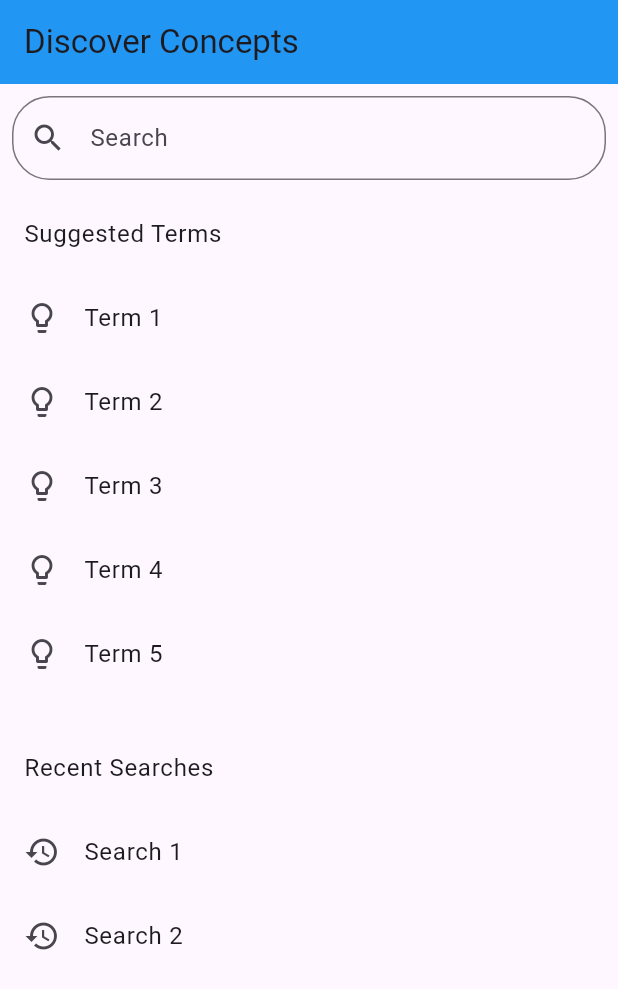
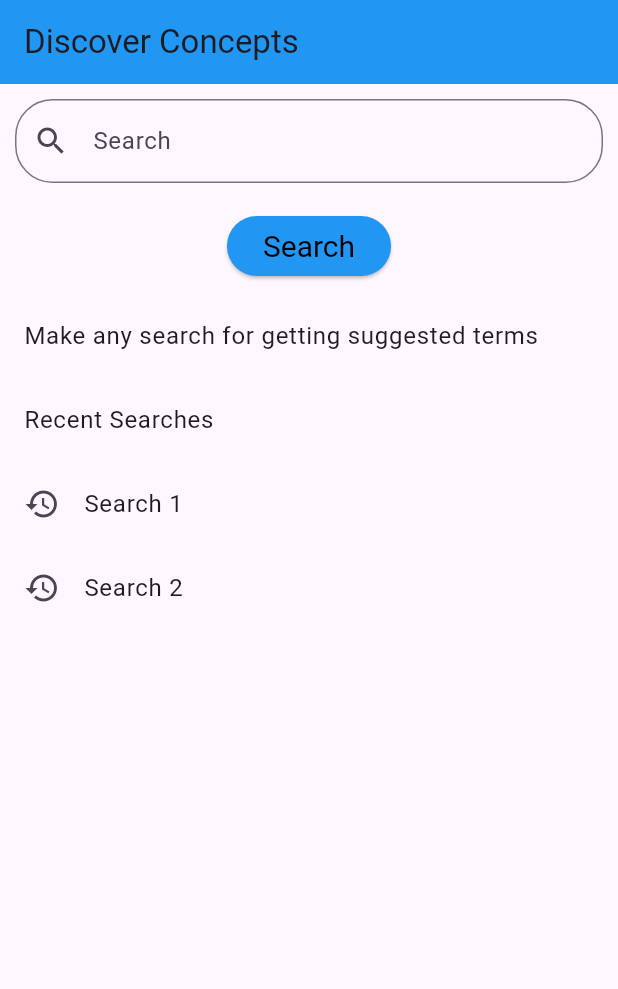
Before and after one commit to pvlKryu/flutter_conceptualize, a Flutter app: the screen it shows after launch, on a phone screen of 412 x 824 dp. Shown: the top 989 px of the screen. Run offline on Flutter 3.47's test engine with Material 3 defaults, Android fonts, the phone set to English and light mode, and no system bars; our stand-ins replace dio, equatable, flutter_bloc, get_it, retrofit; generated files the repository leaves out were written again.

Commit message:
feature - di + ui (get concepts)

```diff
--- a/lib/app.dart
+++ b/lib/app.dart
@@ -1,4 +1,4 @@
-import 'package:conceptualize/presentation/home_screen/home_screen.dart';
+import 'package:conceptualize/di/di.dart';
 import 'package:flutter/material.dart';
 
 class MyApp extends StatelessWidget {
@@ -11,7 +11,7 @@ class MyApp extends StatelessWidget {
       theme: ThemeData(
         useMaterial3: true,
       ),
-      home: const HomeScreen(),
+      home: const MainPage(),
       debugShowCheckedModeBanner: false,
     );
   }
--- a/lib/di/di.dart
+++ b/lib/di/di.dart
@@ -3,7 +3,13 @@ import 'package:conceptualize/data/network/datamuse_api.dart';
 import 'package:conceptualize/data/network/dictionary_api.dart';
 import 'package:conceptualize/data/repository/repository_impl.dart';
 import 'package:conceptualize/domain/repository/repository.dart';
+import 'package:conceptualize/domain/use_cases/get_concepts_use_case.dart';
+import 'package:conceptualize/domain/use_cases/get_definition_use_case.dart';
+import 'package:conceptualize/presentation/home_screen/bloc/bloc/main_screen_bloc.dart';
+import 'package:conceptualize/presentation/home_screen/main_screen.dart';
 import 'package:dio/dio.dart';
+import 'package:flutter/widgets.dart';
+import 'package:flutter_bloc/flutter_bloc.dart';
 import 'package:get_it/get_it.dart';
 
 class BaseDi {
@@ -18,6 +24,24 @@ class BaseDi {
         () => RemoteDataSourceImpl(datamuseApi: getIt.get(), dictionaryApi: getIt.get()));
 
     getIt.registerLazySingleton<Repository>(() => RepositoryImpl(remoteDataSource: getIt.get()));
-    // getIt.registerFactory<GetAvailibleCurrenciesUseCase>(() => GetAvailibleCurrenciesUseCase(repository: getIt.get()));
+    getIt.registerFactory<GetConceptsUseCase>(() => GetConceptsUseCase(repository: getIt.get()));
+    getIt.registerFactory<GetDefinitionUseCase>(() => GetDefinitionUseCase(repository: getIt.get()));
   }
 }
+
+class MainPage extends StatelessWidget {
+  const MainPage({super.key});
+
+  GetIt get getIt => GetIt.I;
+
+  @override
+  Widget build(BuildContext context) {
+    return BlocProvider<MainScreenBloc>(
+      create: (_) => MainScreenBloc(
+        getConceptsUseCase: getIt(),
+        getDefinitionUseCase: getIt(),
+      ),
+      child: const MainScreen(),
+    );
+  }
+}
--- /dev/null
+++ b/lib/presentation/home_screen/bloc/bloc/main_screen_bloc.dart
@@ -0,0 +1,47 @@
+import 'package:conceptualize/domain/use_cases/get_concepts_use_case.dart';
+import 'package:conceptualize/domain/use_cases/get_definition_use_case.dart';
+import 'package:conceptualize/domain/use_cases/use_case_result.dart';
+import 'package:conceptualize/presentation/home_screen/bloc/bloc/main_screen_event.dart';
+import 'package:conceptualize/presentation/home_screen/bloc/bloc/main_screen_state.dart';
+import 'package:flutter_bloc/flutter_bloc.dart';
+
+class MainScreenBloc extends Bloc<MainScreenEvent, MainScreenState> {
+  final GetConceptsUseCase _getConceptsUseCase;
+  final GetDefinitionUseCase _getDefinitionUseCase;
+
+  MainScreenBloc({
+    required GetConceptsUseCase getConceptsUseCase,
+    required GetDefinitionUseCase getDefinitionUseCase,
+  })  : _getDefinitionUseCase = getDefinitionUseCase,
+        _getConceptsUseCase = getConceptsUseCase,
+        super(MainScreenState.initial()) {
+    on<GetConcepts>(_getConcepts);
+    on<GetDefinition>(_getDefinition);
+  }
+
+  void _getConcepts(GetConcepts event, Emitter<MainScreenState> emit) async {
+    emit(state.copyWith(isLoading: true));
+
+    UseCaseResult result = await _getConceptsUseCase.call(sentence: event.sentence);
+
+    if (!result.isSuccesful) {
+      emit(state.copyWith(isError: true, isLoading: false));
+      return;
+    }
+
+    emit(state.copyWith(conceptEntitiesList: result.value, isLoading: false));
+  }
+
+  void _getDefinition(GetDefinition event, Emitter<MainScreenState> emit) async {
+    emit(state.copyWith(isLoading: true));
+
+    UseCaseResult result = await _getDefinitionUseCase.call(word: event.word);
+
+    if (!result.isSuccesful) {
+      emit(state.copyWith(isError: true, isLoading: false));
+      return;
+    }
+
+    emit(state.copyWith(definitionEntity: result.value, isLoading: false));
+  }
+}
--- /dev/null
+++ b/lib/presentation/home_screen/bloc/bloc/main_screen_event.dart
@@ -0,0 +1,13 @@
+sealed class MainScreenEvent {}
+
+final class GetConcepts extends MainScreenEvent {
+  final String sentence;
+
+  GetConcepts({required this.sentence});
+}
+
+final class GetDefinition extends MainScreenEvent {
+  final String word;
+
+  GetDefinition({required this.word});
+}
--- /dev/null
+++ b/lib/presentation/home_screen/bloc/bloc/main_screen_state.dart
@@ -0,0 +1,53 @@
+import 'package:conceptualize/domain/entities/concept_entity.dart';
+import 'package:conceptualize/domain/entities/definition_entity.dart';
+import 'package:equatable/equatable.dart';
+
+class MainScreenState extends Equatable {
+  final List<ConceptEntity>? conceptEntitiesList;
+  final DefinitionEntity? definitionEntity;
+  final bool isLoading;
+  final bool isError;
+  final String? word;
+  final String? sentence;
+
+  const MainScreenState._({
+    this.conceptEntitiesList,
+    this.definitionEntity,
+    this.word,
+    this.sentence,
+    this.isLoading = false,
+    this.isError = false,
+  });
+
+  factory MainScreenState.initial() {
+    return const MainScreenState._();
+  }
+
+  MainScreenState copyWith({
+    List<ConceptEntity>? conceptEntitiesList,
+    DefinitionEntity? definitionEntity,
+    String? word,
+    String? sentence,
+    bool? isLoading,
+    bool? isError,
+  }) {
+    return MainScreenState._(
+      conceptEntitiesList: conceptEntitiesList ?? this.conceptEntitiesList,
+      isLoading: isLoading ?? this.isLoading,
+      isError: isError ?? this.isError,
+      word: word ?? this.word,
+      sentence: sentence ?? this.sentence,
+      definitionEntity: definitionEntity ?? this.definitionEntity,
+    );
+  }
+
+  @override
+  List<Object?> get props => [
+        conceptEntitiesList,
+        definitionEntity,
+        isLoading,
+        isError,
+        word,
+        sentence,
+      ];
+}
--- a/lib/presentation/home_screen/home_screen.dart
+++ /dev/null
@@ -1,74 +0,0 @@
-import 'package:flutter/material.dart';
-
-class HomeScreen extends StatefulWidget {
-  const HomeScreen({super.key});
-
-  @override
-  State<HomeScreen> createState() => _HomeScreenState();
-}
-
-class _HomeScreenState extends State<HomeScreen> {
-  @override
-  Widget build(BuildContext context) {
-    return Scaffold(
-      appBar: AppBar(
-        title: const Text('Discover Concepts'),
-        backgroundColor: Colors.blue,
-      ),
-      body: SafeArea(
-        child: SingleChildScrollView(
-          child: Column(
-            children: <Widget>[
-              const Padding(
-                padding: EdgeInsets.all(8.0),
-                child: TextField(
-                  decoration: InputDecoration(
-                    labelText: 'Search',
-                    hintText: 'Enter your topic of interest',
-                    prefixIcon: Icon(Icons.search),
-                    border: OutlineInputBorder(
-                      borderRadius: BorderRadius.all(Radius.circular(25.0)),
-                    ),
-                  ),
-                ),
-              ),
-              const ListTile(
-                title: Text('Suggested Terms'),
-              ),
-              // Placeholder for suggested terms list
-              // Ideally, you would build a list view here based on the search results
-              SizedBox(
-                height: 300,
-                child: ListView.builder(
-                  itemCount: 5, // Placeholder count
-                  itemBuilder: (context, index) {
-                    return ListTile(
-                      leading: const Icon(Icons.lightbulb_outline),
-                      title: Text('Term ${index + 1}'),
-                    );
-                  },
-                ),
-              ),
-              const ListTile(
-                title: Text('Recent Searches'),
-              ),
-              // Placeholder for recent searches list
-              SizedBox(
-                height: 100,
-                child: ListView.builder(
-                  itemCount: 5, // Placeholder count
-                  itemBuilder: (context, index) {
-                    return ListTile(
-                      leading: const Icon(Icons.history),
-                      title: Text('Search ${index + 1}'),
-                    );
-                  },
-                ),
-              ),
-            ],
-          ),
-        ),
-      ),
-    );
-  }
-}
--- /dev/null
+++ b/lib/presentation/home_screen/main_screen.dart
@@ -0,0 +1,114 @@
+import 'package:conceptualize/presentation/home_screen/bloc/bloc/main_screen_bloc.dart';
+import 'package:conceptualize/presentation/home_screen/bloc/bloc/main_screen_event.dart';
+import 'package:conceptualize/presentation/home_screen/bloc/bloc/main_screen_state.dart';
+import 'package:flutter/material.dart';
+import 'package:flutter_bloc/flutter_bloc.dart';
+
+class MainScreen extends StatefulWidget {
+  const MainScreen({super.key});
+
+  @override
+  State<MainScreen> createState() => _MainScreenState();
+}
+
+class _MainScreenState extends State<MainScreen> {
+  final TextEditingController _textEditingController = TextEditingController();
+
+  @override
+  void dispose() {
+    _textEditingController.dispose();
+    super.dispose();
+  }
+
+  void _onSearch() {
+    FocusScope.of(context).unfocus();
+    context.read<MainScreenBloc>().add(GetConcepts(sentence: _textEditingController.text));
+  }
+
+  @override
+  Widget build(BuildContext context) {
+    return Scaffold(
+      appBar: AppBar(
+        title: const Text('Discover Concepts'),
+        backgroundColor: Colors.blue,
+      ),
+      body: SafeArea(
+        child: BlocBuilder<MainScreenBloc, MainScreenState>(builder: (context, state) {
+          return SingleChildScrollView(
+            child: Column(
+              children: [
+                Padding(
+                  padding: const EdgeInsets.all(10.0),
+                  child: TextField(
+                    controller: _textEditingController,
+                    decoration: const InputDecoration(
+                      labelText: 'Search',
+                      hintText: 'Enter your topic of interest',
+                      prefixIcon: Icon(Icons.search),
+                      border: OutlineInputBorder(
+                        borderRadius: BorderRadius.all(Radius.circular(25.0)),
+                      ),
+                    ),
+                    onSubmitted: (_) => _onSearch(),
+                  ),
+                ),
+                Padding(
+                  padding: const EdgeInsets.symmetric(vertical: 8.0),
+                  child: ElevatedButton(
+                    onPressed: _onSearch,
+                    style: ElevatedButton.styleFrom(
+                      backgroundColor: Colors.blue,
+                      textStyle: const TextStyle(fontSize: 20),
+                      shape: RoundedRectangleBorder(
+                        borderRadius: BorderRadius.circular(20.0),
+                      ),
+                    ),
+                    child: const Text('Search', style: TextStyle(color: Colors.black),),
+                  ),
+                ),
+                if (state.isLoading) const CircularProgressIndicator(),
+                if (state.conceptEntitiesList != null) ...[
+                  const ListTile(
+                    title: Text('Suggested Terms in Relevant Order'),
+                  ),
+                  SizedBox(
+                    height: 300,
+                    child: ListView.builder(
+                      itemCount: state.conceptEntitiesList?.length ?? 0,
+                      itemBuilder: (context, index) {
+                        final entity = state.conceptEntitiesList?[index];
+                        return ListTile(
+                          leading: const Icon(Icons.lightbulb_outline),
+                          title: Text('${index + 1} ${entity?.word ?? ''} '),
+                        );
+                      },
+                    ),
+                  ),
+                ],
+                if (state.conceptEntitiesList == null)
+                  const ListTile(
+                    title: Text('Make any search for getting suggested terms'),
+                  ),
+                const ListTile(
+                  title: Text('Recent Searches'),
+                ),
+                SizedBox(
+                  height: 100,
+                  child: ListView.builder(
+                    itemCount: 5, // Placeholder count
+                    itemBuilder: (context, index) {
+                      return ListTile(
+                        leading: const Icon(Icons.history),
+                        title: Text('Search ${index + 1}'),
+                      );
+                    },
+                  ),
+                ),
+              ],
+            ),
+          );
+        }),
+      ),
+    );
+  }
+}
--- a/pubspec.yaml
+++ b/pubspec.yaml
@@ -17,6 +17,7 @@ dependencies:
   bloc: ^8.1.2
   get_it: ^7.6.6
   retrofit: ^4.1.0
+  equatable: ^2.0.5
 
 dev_dependencies:
   flutter_test:
```
Also changed, not shown: pubspec.lock, 1 other file.
